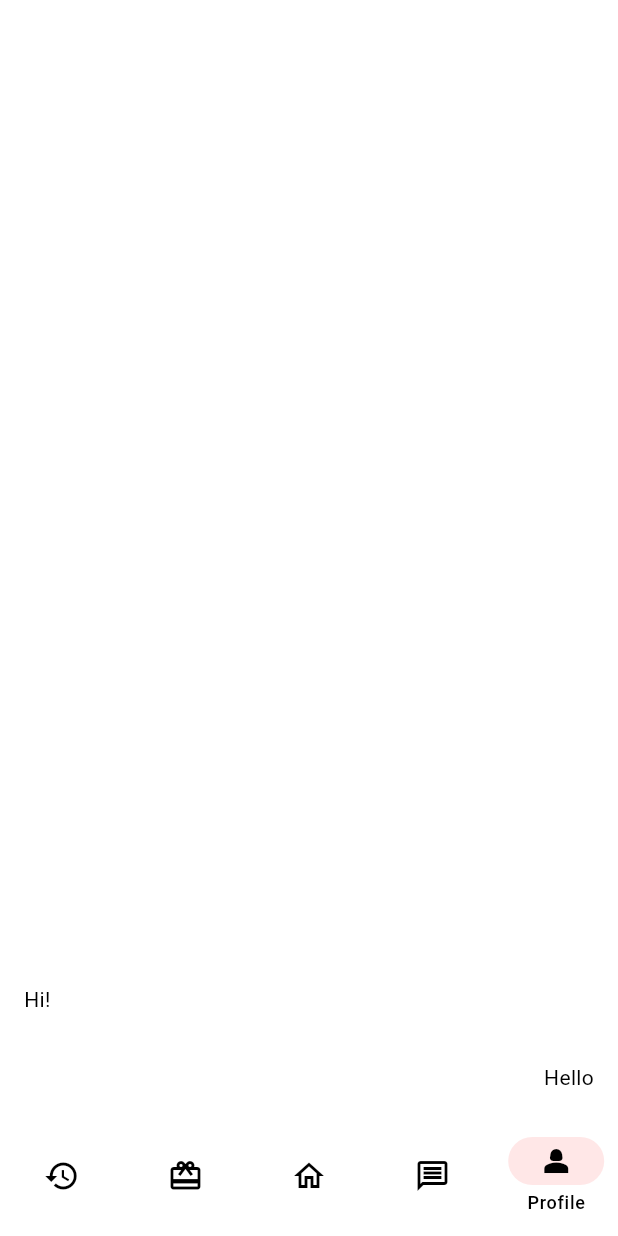
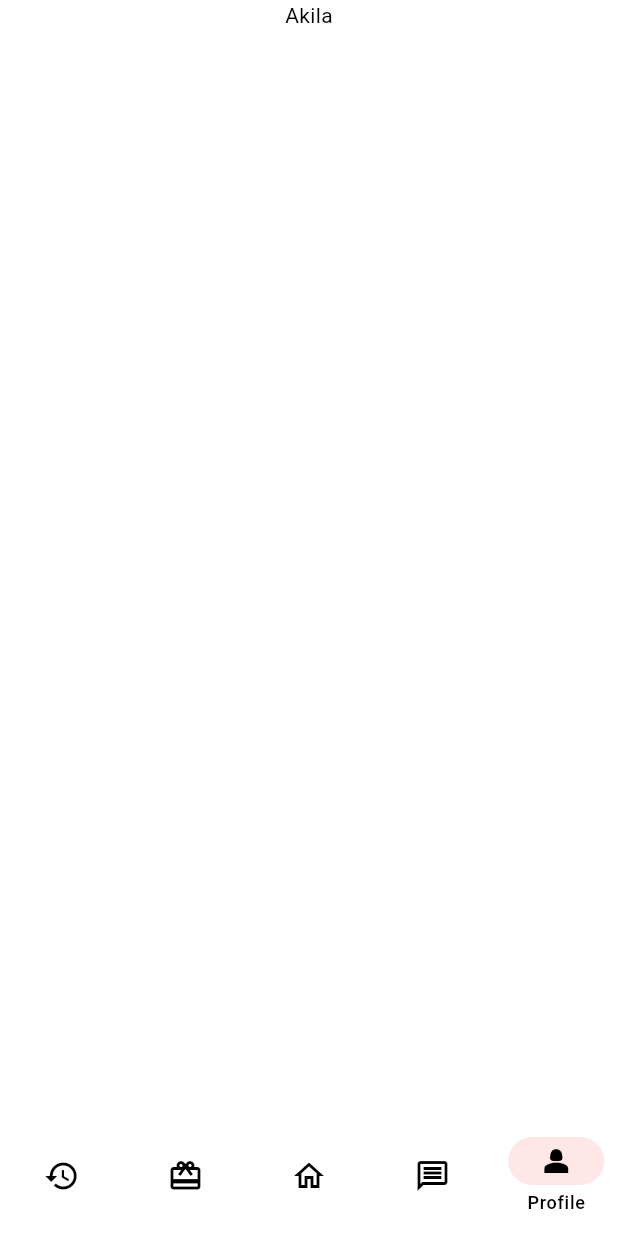
Before and after one commit to g6-mobile/frontend-cash-me, a Flutter app: the HomeScreen screen opened directly, item 5 of the bottom bar chosen, on a phone screen of 412 x 824 dp. Run offline on Flutter 3.47's test engine with Material 3 defaults, Android fonts, the phone set to English and light mode, and no system bars; our stand-ins replace flutter_keyboard_visibility, flutter_svg, google_maps_flutter, pinput; generated files the repository leaves out were written again.

```diff
--- a/lib/screen/home/home_screen.dart
+++ b/lib/screen/home/home_screen.dart
@@ -2,6 +2,7 @@ import 'package:flutter/material.dart';
 import 'package:flutter/services.dart';
 import 'package:pocket_swap_fisi/screen/maps/maps_screen.dart';
 import 'package:pocket_swap_fisi/screen/passwords/forgot_password_screen.dart';
+import 'package:pocket_swap_fisi/screen/profile/profile_screen.dart';
 import '../../generated/l10n.dart';
 
 class HomeScreen extends StatefulWidget{
@@ -18,6 +19,8 @@ class _HomeScreenState extends State<HomeScreen>{
     return AnnotatedRegion(
         value: SystemUiOverlayStyle.light.copyWith(
           statusBarColor: Colors.transparent,
+          statusBarIconBrightness: Brightness.dark
+
         ),
         child: Scaffold(
             bottomNavigationBar: NavigationBar(
@@ -95,6 +98,7 @@ class _HomeScreenState extends State<HomeScreen>{
                   ),
                 ),
 
+                //Map Screen
                 Center(
                     child: MapSample()
                 ),
@@ -109,34 +113,9 @@ class _HomeScreenState extends State<HomeScreen>{
                   ),
                 ),
 
-                /// Messages page
-                ListView.builder(
-                  reverse: true,
-                  itemCount: 2,
-                  itemBuilder: (BuildContext context, int index) {
-                    if (index == 0) {
-                      return Align(
-                        alignment: Alignment.centerRight,
-                        child: Container(
-                          margin: const EdgeInsets.all(8.0),
-                          padding: const EdgeInsets.all(8.0),
-                          child: Text(
-                              'Hello'
-                          ),
-                        ),
-                      );
-                    }
-                    return Align(
-                      alignment: Alignment.centerLeft,
-                      child: Container(
-                        margin: const EdgeInsets.all(8.0),
-                        padding: const EdgeInsets.all(8.0),
-                        child: Text(
-                            'Hi!'
-                        ),
-                      ),
-                    );
-                  },
+                /// ProfileScreen
+                Center(
+                  child: ProfileScreen(),
                 ),
               ][currentPageIndex],
             )
--- /dev/null
+++ b/lib/screen/profile/profile_screen.dart
@@ -0,0 +1,29 @@
+import 'package:flutter/material.dart';
+
+class ProfileScreen extends StatefulWidget{
+  const ProfileScreen ({Key? key}) : super (key: key);
+
+  @override
+  _ProfileScreenState createState() => _ProfileScreenState();
+}
+
+
+class _ProfileScreenState extends State<ProfileScreen>{
+
+  @override
+  Widget build(BuildContext  context){
+    return Scaffold(
+      body: SafeArea(
+        child: Center(
+          child: Column(
+            children: [
+              Text(
+                'Akila'
+              )
+            ],
+          ),
+        ),
+      ),
+    );
+  }
+}
```
